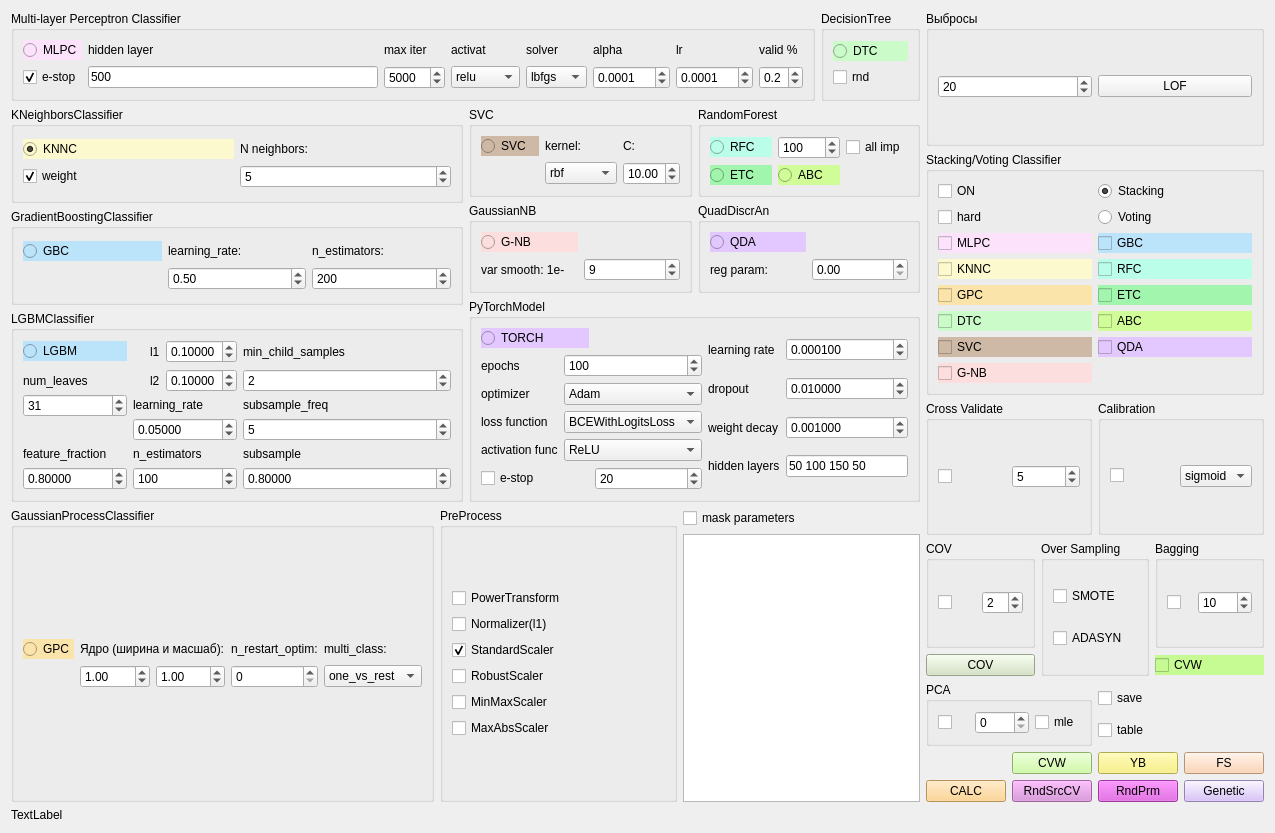
First picture: the form in qt/classifier_form.ui, repository idergunoff/geovel_1.0, before the edit.
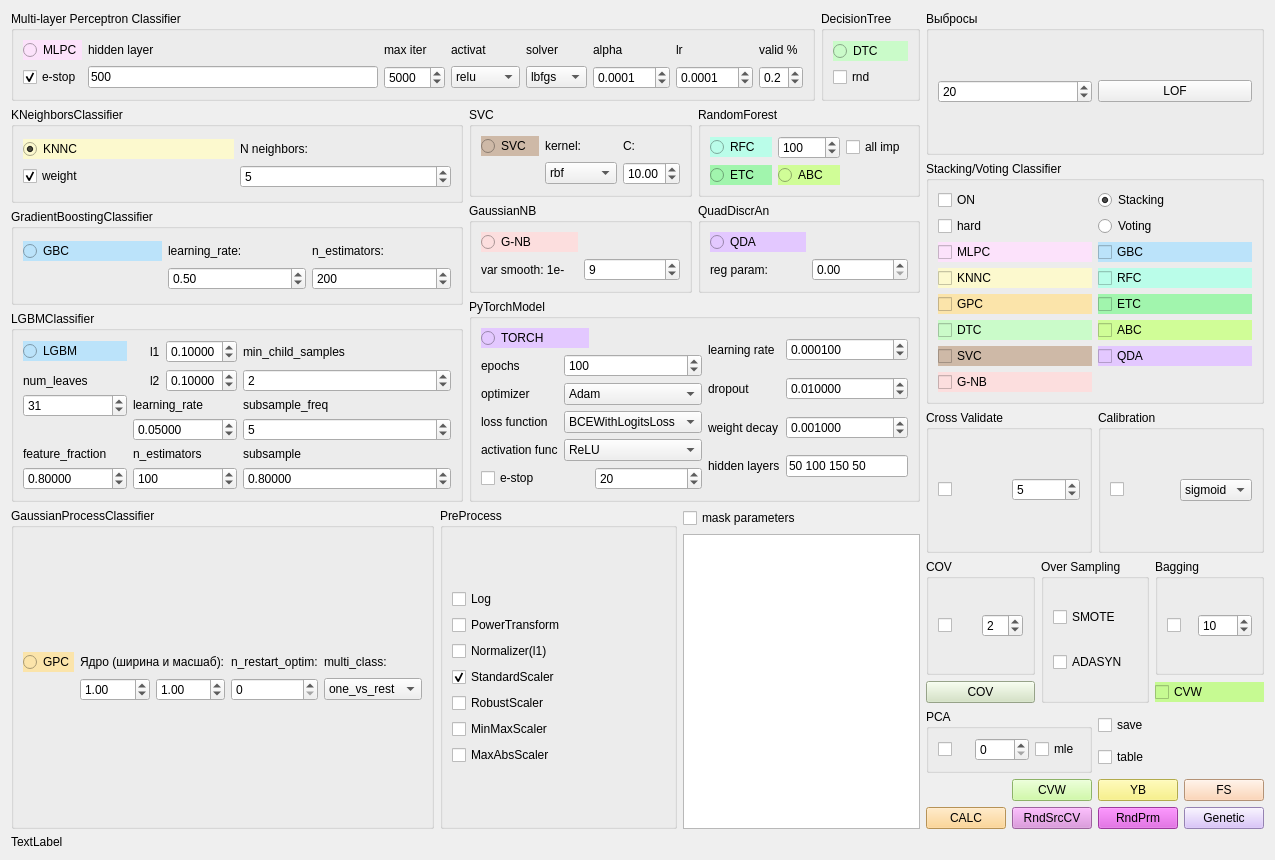
Second picture: the form after the edit.

Commit message: checkBox log to classifier_form and tsne_form

```diff
--- a/qt/classifier_form.ui
+++ b/qt/classifier_form.ui
@@ -7,7 +7,7 @@
     <x>0</x>
     <y>0</y>
     <width>1275</width>
-    <height>833</height>
+    <height>860</height>
    </rect>
   </property>
   <property name="windowTitle">
@@ -1610,48 +1610,55 @@
            <layout class="QGridLayout" name="gridLayout_36">
             <item row="0" column="0">
              <layout class="QGridLayout" name="gridLayout_30">
-              <item row="5" column="0">
+              <item row="4" column="0">
+               <widget class="QCheckBox" name="checkBox_robscaler">
+                <property name="text">
+                 <string>RobustScaler</string>
+                </property>
+               </widget>
+              </item>
+              <item row="6" column="0">
                <widget class="QCheckBox" name="checkBox_mxabsscaler">
                 <property name="text">
                  <string>MaxAbsScaler</string>
                 </property>
                </widget>
               </item>
-              <item row="2" column="0">
-               <widget class="QCheckBox" name="checkBox_stdscaler">
+              <item row="1" column="0">
+               <widget class="QCheckBox" name="checkBox_power_trans">
                 <property name="text">
-                 <string>StandardScaler</string>
-                </property>
-                <property name="checked">
-                 <bool>true</bool>
+                 <string>PowerTransform</string>
                 </property>
                </widget>
               </item>
-              <item row="4" column="0">
+              <item row="5" column="0">
                <widget class="QCheckBox" name="checkBox_mnmxscaler">
                 <property name="text">
                  <string>MinMaxScaler</string>
                 </property>
                </widget>
               </item>
-              <item row="1" column="0">
+              <item row="3" column="0">
+               <widget class="QCheckBox" name="checkBox_stdscaler">
+                <property name="text">
+                 <string>StandardScaler</string>
+                </property>
+                <property name="checked">
+                 <bool>true</bool>
+                </property>
+               </widget>
+              </item>
+              <item row="2" column="0">
                <widget class="QCheckBox" name="checkBox_norm_l1">
                 <property name="text">
                  <string>Normalizer(l1)</string>
                 </property>
                </widget>
               </item>
-              <item row="3" column="0">
-               <widget class="QCheckBox" name="checkBox_robscaler">
-                <property name="text">
-                 <string>RobustScaler</string>
-                </property>
-               </widget>
-              </item>
               <item row="0" column="0">
-               <widget class="QCheckBox" name="checkBox_power_trans">
+               <widget class="QCheckBox" name="checkBox_log">
                 <property name="text">
-                 <string>PowerTransform</string>
+                 <string>Log</string>
                 </property>
                </widget>
               </item>
```
Left out of the diff: 2 changed lines with no effect on the pictures. The commit also changes 3 other files.
